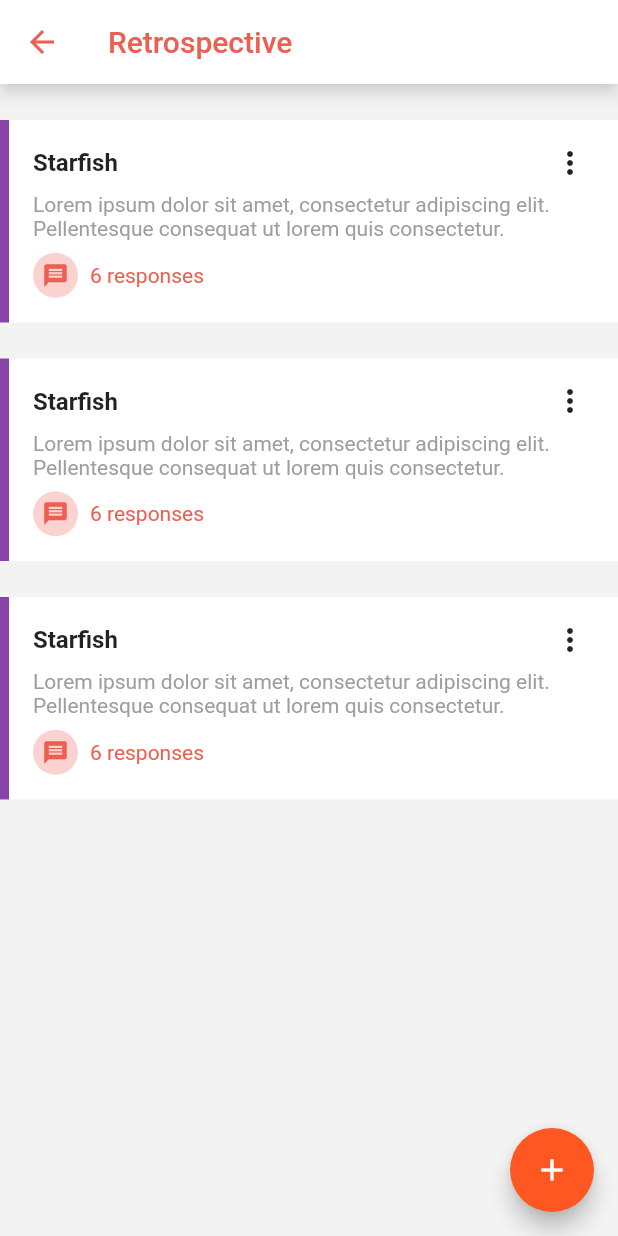
After one commit to paulomenezes/sticky_sessions, a Flutter app: the HomeScreen screen opened by its route, after a tap on "Retrospective", on a phone screen of 412 x 824 dp. The commit adds this screen. Run offline on Flutter 3.47's test engine with Material 2 defaults, Android fonts, the phone set to English and light mode, and no system bars.

Commit message:
feat: retrospective layout

```diff
--- /dev/null
+++ b/lib/components/icon_row.dart
@@ -0,0 +1,36 @@
+import 'package:flutter/material.dart';
+import 'package:sticky_sessions/utils/constants.dart';
+
+class IconRow extends StatefulWidget {
+  final bool isRecent;
+  final IconData icon;
+  final String text;
+
+  const IconRow({Key? key, required this.isRecent, required this.icon, required this.text}) : super(key: key);
+
+  @override
+  State<IconRow> createState() => _IconRowState();
+}
+
+class _IconRowState extends State<IconRow> {
+  @override
+  Widget build(BuildContext context) {
+    return Row(
+      children: [
+        Container(
+            decoration: BoxDecoration(color: (widget.isRecent ? Colors.white : primaryColor).withAlpha(70), shape: BoxShape.circle),
+            child: Padding(
+                padding: const EdgeInsets.all(6),
+                child: Icon(
+                  widget.icon,
+                  color: widget.isRecent ? Colors.white : primaryColor,
+                  size: 18,
+                ))),
+        const SizedBox(
+          width: 8,
+        ),
+        Text(widget.text, style: TextStyle(color: widget.isRecent ? Colors.white : primaryColor)),
+      ],
+    );
+  }
+}
--- a/lib/features/home/components/meeting_card.dart
+++ b/lib/features/home/components/meeting_card.dart
@@ -1,4 +1,5 @@
 import 'package:flutter/material.dart';
+import 'package:sticky_sessions/components/icon_row.dart';
 import 'package:sticky_sessions/utils/constants.dart';
 
 class MeetingCard extends StatefulWidget {
@@ -11,29 +12,13 @@ class MeetingCard extends StatefulWidget {
 }
 
 class _MeetingCardState extends State<MeetingCard> {
-  Widget iconRow(IconData icon, String text) {
-    return Row(
-      children: [
-        Container(
-            decoration: BoxDecoration(color: (widget.isRecent ? Colors.white : primaryColor).withAlpha(70), shape: BoxShape.circle),
-            child: Padding(
-                padding: const EdgeInsets.all(6),
-                child: Icon(
-                  icon,
-                  color: widget.isRecent ? Colors.white : primaryColor,
-                  size: 18,
-                ))),
-        const SizedBox(
-          width: 8,
-        ),
-        Text(text, style: TextStyle(color: widget.isRecent ? Colors.white : primaryColor)),
-      ],
-    );
-  }
-
   @override
   Widget build(BuildContext context) {
-    return Column(
+    return GestureDetector(
+        onTap: () {
+          Navigator.pushNamed(context, routerRetrospective);
+        },
+        child: Column(
           crossAxisAlignment: CrossAxisAlignment.stretch,
           children: [
             Stack(
@@ -69,13 +54,13 @@ class _MeetingCardState extends State<MeetingCard> {
                         color: Colors.grey,
                       )),
                   const SizedBox(height: 8),
-              iconRow(Icons.message, "3 sessions"),
+                  IconRow(isRecent: widget.isRecent, icon: Icons.message, text: "3 sessions"),
                   const SizedBox(height: 8),
-              iconRow(Icons.people, "8 participants"),
+                  IconRow(isRecent: widget.isRecent, icon: Icons.people, text: "8 participants"),
                 ],
               ),
             )
           ],
-    );
+        ));
   }
 }
--- /dev/null
+++ b/lib/features/retrospective/retrospective_screen.dart
@@ -0,0 +1,77 @@
+import 'package:flutter/material.dart';
+import 'package:sticky_sessions/components/icon_row.dart';
+import 'package:sticky_sessions/utils/constants.dart';
+
+class RetrospectiveScreen extends StatefulWidget {
+  const RetrospectiveScreen({Key? key}) : super(key: key);
+
+  get isRecent => null;
+
+  @override
+  State<RetrospectiveScreen> createState() => _RetrospectiveScreenState();
+}
+
+class _RetrospectiveScreenState extends State<RetrospectiveScreen> {
+  @override
+  Widget build(BuildContext context) {
+    return Scaffold(
+        appBar: AppBar(
+          backgroundColor: Colors.white,
+          foregroundColor: primaryColor,
+          shadowColor: Colors.grey.shade50,
+          title: const Text(
+            'Retrospective',
+          ),
+        ),
+        floatingActionButton: FloatingActionButton(
+          onPressed: () {},
+          child: const Icon(Icons.add),
+        ),
+        body: Container(
+          color: const Color(0xFFF3F3F3),
+          child: Column(crossAxisAlignment: CrossAxisAlignment.stretch, children: [
+            ListView.builder(
+              itemBuilder: (context, index) => Container(
+                color: Colors.white,
+                margin: const EdgeInsets.only(top: 24),
+                child: Row(
+                  children: [
+                    Container(
+                      width: 6,
+                      height: 135,
+                      color: const Color(0xFF8844A4),
+                    ),
+                    Container(
+                        width: MediaQuery.of(context).size.width - 10,
+                        padding: const EdgeInsets.all(16),
+                        child: Column(
+                          crossAxisAlignment: CrossAxisAlignment.start,
+                          children: [
+                            Row(
+                              mainAxisAlignment: MainAxisAlignment.spaceBetween,
+                              children: const [Text("Starfish", style: TextStyle(fontSize: 16, fontWeight: FontWeight.bold)), Icon(Icons.more_vert)],
+                            ),
+                            const SizedBox(
+                              height: 8,
+                            ),
+                            const Text("Lorem ipsum dolor sit amet, consectetur adipiscing elit. Pellentesque consequat ut lorem quis consectetur.",
+                                maxLines: 2,
+                                style: TextStyle(
+                                  color: Colors.grey,
+                                )),
+                            const SizedBox(
+                              height: 8,
+                            ),
+                            const IconRow(isRecent: false, icon: Icons.message, text: "6 responses"),
+                          ],
+                        ))
+                  ],
+                ),
+              ),
+              itemCount: 3,
+              shrinkWrap: true,
+            ),
+          ]),
+        ));
+  }
+}
--- a/lib/main.dart
+++ b/lib/main.dart
@@ -3,6 +3,7 @@ import 'package:sticky_sessions/features/home/home_screen.dart';
 import 'package:sticky_sessions/features/login/login_screen.dart';
 import 'package:sticky_sessions/features/login/login_token_screen.dart';
 import 'package:sticky_sessions/features/notification/notification_screen.dart';
+import 'package:sticky_sessions/features/retrospective/retrospective_screen.dart';
 import 'package:sticky_sessions/features/splash/splash_screen.dart';
 
 void main() {
@@ -25,6 +26,7 @@ class MyApp extends StatelessWidget {
         '/login/token': (context) => const LoginTokenScreen(),
         '/home': (context) => const HomeScreen(),
         '/notification': (context) => const NotificationScreen(),
+        '/retrospective': (context) => const RetrospectiveScreen(),
       },
       initialRoute: '/',
     );
--- a/lib/utils/constants.dart
+++ b/lib/utils/constants.dart
@@ -7,3 +7,4 @@ const String routerLogin = '/login';
 const String routerLoginToken = '/login/token';
 const String routerHome = '/home';
 const String routerNotification = '/notification';
+const String routerRetrospective = '/retrospective';
```
Lines whose indentation alone changed are shown as unchanged.
